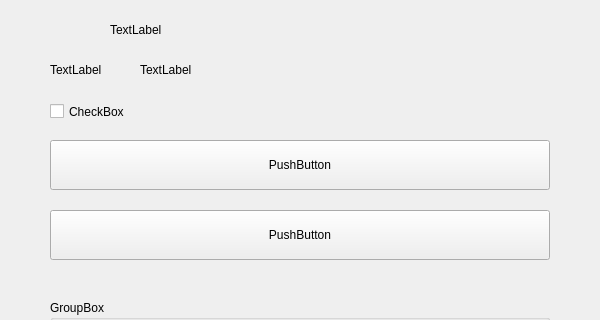
Qt form toxygen/ui/views/peer_screen.ui (toxygen-project/toxygen) before a commit; both pictures show x 0 to 600 and y 0 to 320 of the 600 by 500 pixel window.
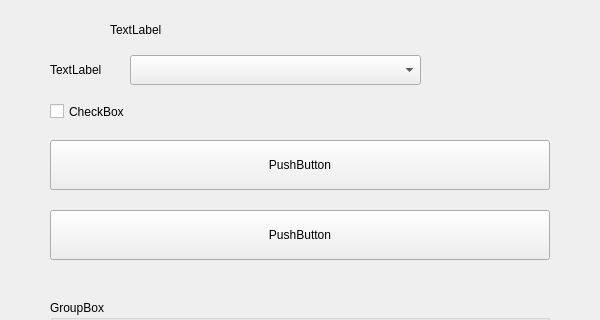
The same form after that commit.

Commit message: roles support - callbacks, peer screen

What changed in the file:
```diff
--- a/toxygen/ui/views/peer_screen.ui
+++ b/toxygen/ui/views/peer_screen.ui
@@ -93,9 +93,9 @@
   <widget class="QLabel" name="roleNameLabel">
    <property name="geometry">
     <rect>
-     <x>140</x>
+     <x>130</x>
      <y>60</y>
-     <width>401</width>
+     <width>411</width>
      <height>20</height>
     </rect>
    </property>
@@ -116,6 +116,16 @@
     <string>PushButton</string>
    </property>
   </widget>
+  <widget class="QComboBox" name="rolesComboBox">
+   <property name="geometry">
+    <rect>
+     <x>130</x>
+     <y>55</y>
+     <width>291</width>
+     <height>30</height>
+    </rect>
+   </property>
+  </widget>
  </widget>
  <resources/>
  <connections/>
```
The commit also changes 6 other files.
